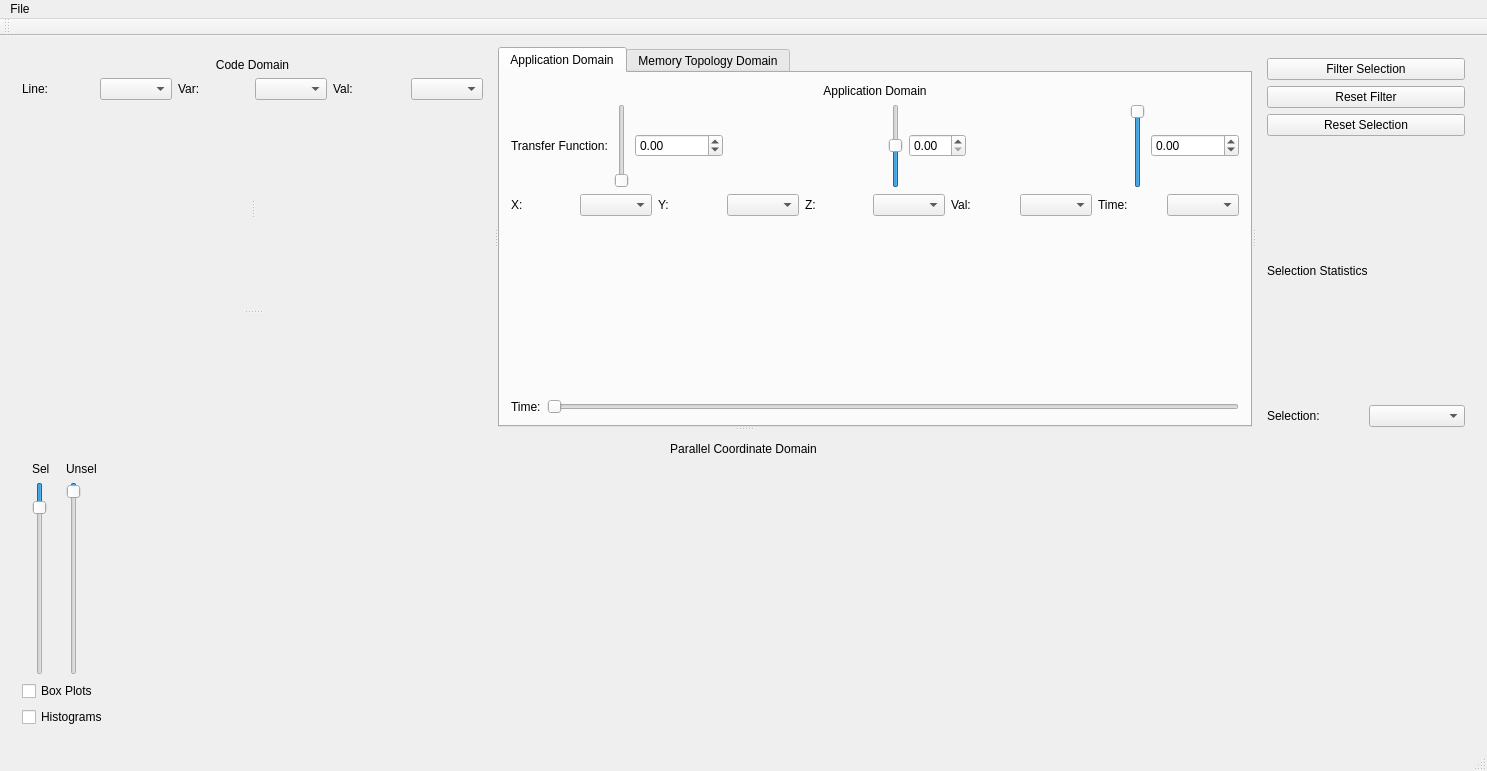
Qt form mainwindow.ui (LLNL/MemAxes) before a commit.
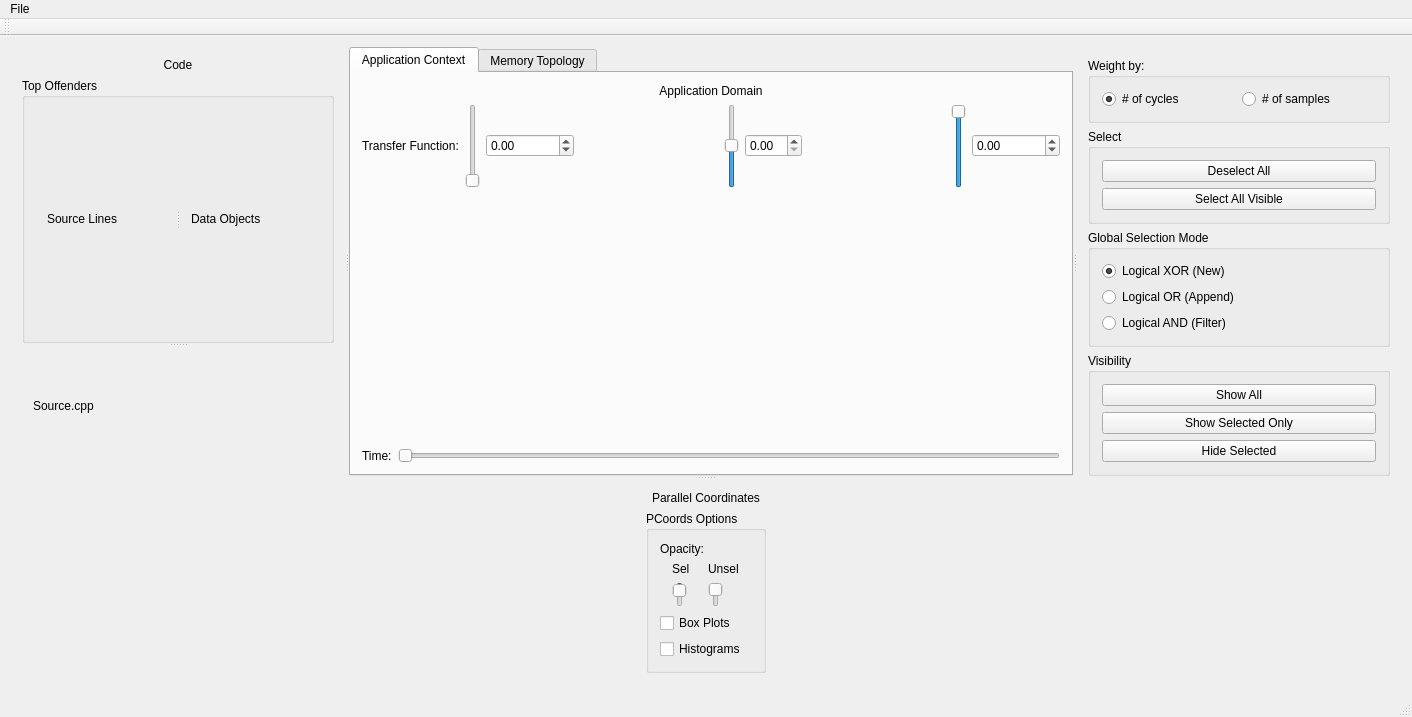
The same form after that commit. The open tabs and pages were chosen to show the change.

Diff of the .ui file:
```diff
--- a/mainwindow.ui
+++ b/mainwindow.ui
@@ -6,21 +6,21 @@
    <rect>
     <x>0</x>
     <y>0</y>
-    <width>1487</width>
-    <height>771</height>
+    <width>1412</width>
+    <height>717</height>
    </rect>
   </property>
   <property name="windowTitle">
    <string>MainWindow</string>
   </property>
   <widget class="QWidget" name="centralWidget">
-   <layout class="QVBoxLayout" name="verticalLayout_2">
+   <layout class="QHBoxLayout" name="horizontalLayout_4">
     <item>
-     <widget class="QSplitter" name="splitter_2">
+     <widget class="QSplitter" name="topBottomSplitter">
       <property name="orientation">
        <enum>Qt::Vertical</enum>
       </property>
-      <widget class="QSplitter" name="splitter">
+      <widget class="QSplitter" name="topSplitter">
        <property name="orientation">
         <enum>Qt::Horizontal</enum>
        </property>
@@ -29,7 +29,7 @@
          <item>
           <widget class="QLabel" name="label_13">
            <property name="text">
-            <string>Code Domain</string>
+            <string>Code</string>
            </property>
            <property name="alignment">
             <set>Qt::AlignCenter</set>
@@ -37,40 +37,58 @@
           </widget>
          </item>
          <item>
-          <layout class="QHBoxLayout" name="horizontalLayout_6">
+          <widget class="QSplitter" name="splitter">
+           <property name="orientation">
+            <enum>Qt::Vertical</enum>
+           </property>
+           <widget class="QGroupBox" name="codeBox">
+            <property name="minimumSize">
+             <size>
+              <width>0</width>
+              <height>100</height>
+             </size>
+            </property>
+            <property name="maximumSize">
+             <size>
+              <width>16777215</width>
+              <height>16777215</height>
+             </size>
+            </property>
+            <property name="title">
+             <string>Top Offenders</string>
+            </property>
+            <layout class="QHBoxLayout" name="horizontalLayout_3">
            <item>
-            <widget class="QLabel" name="label_15">
-             <property name="text">
-              <string>Line:</string>
-             </property>
-            </widget>
-           </item>
+              <widget class="QSplitter" name="varCodeSplitter">
+               <property name="orientation">
+                <enum>Qt::Horizontal</enum>
+               </property>
+               <widget class="QWidget" name="layoutWidget">
+                <layout class="QVBoxLayout" name="codeVizLayout">
            <item>
-            <widget class="QComboBox" name="lineNum"/>
-           </item>
-           <item>
-            <widget class="QLabel" name="label_16">
+                  <widget class="QLabel" name="label_10">
              <property name="text">
-              <string>Var:</string>
+                    <string>Source Lines</string>
              </property>
             </widget>
            </item>
+                </layout>
+               </widget>
+               <widget class="QWidget" name="layoutWidget">
+                <layout class="QVBoxLayout" name="varVizLayout">
            <item>
-            <widget class="QComboBox" name="varSel"/>
-           </item>
-           <item>
-            <widget class="QLabel" name="label_14">
+                  <widget class="QLabel" name="label_11">
              <property name="text">
-              <string>Val:</string>
+                    <string>Data Objects</string>
              </property>
             </widget>
            </item>
-           <item>
-            <widget class="QComboBox" name="codeMetric"/>
-           </item>
-          </layout>
-         </item>
-         <item>
+                </layout>
+               </widget>
+              </widget>
+             </item>
+            </layout>
+           </widget>
           <widget class="QSplitter" name="splitter_3">
            <property name="orientation">
             <enum>Qt::Vertical</enum>
@@ -79,38 +97,30 @@
             <property name="orientation">
              <enum>Qt::Vertical</enum>
             </property>
-            <widget class="QWidget" name="horizontalLayoutWidget">
-             <layout class="QHBoxLayout" name="horizontalLayout_5">
-              <item>
-               <widget class="QSplitter" name="splitter_5">
-                <property name="orientation">
-                 <enum>Qt::Horizontal</enum>
-                </property>
-                <widget class="QWidget" name="layoutWidget">
-                 <layout class="QVBoxLayout" name="codeVizLayout"/>
-                </widget>
-                <widget class="QWidget" name="layoutWidget">
-                 <layout class="QVBoxLayout" name="varVizLayout"/>
-                </widget>
-               </widget>
-              </item>
-             </layout>
-            </widget>
             <widget class="QWidget" name="verticalLayoutWidget">
-             <layout class="QVBoxLayout" name="codeEditorLayout"/>
-            </widget>
-           </widget>
-          </widget>
+              <layout class="QVBoxLayout" name="codeEditorLayout">
+               <item>
+                <widget class="QLabel" name="codeLabel">
+                 <property name="text">
+                  <string>Source.cpp</string>
+                 </property>
+                </widget>
+               </item>
+              </layout>
+             </widget>
+            </widget>
+           </widget>
+          </widget>
          </item>
         </layout>
        </widget>
-       <widget class="QTabWidget" name="CenterTabWidget">
+       <widget class="QTabWidget" name="centerTabWidget">
         <property name="currentIndex">
          <number>1</number>
         </property>
         <widget class="QWidget" name="application">
          <attribute name="title">
-          <string>Application Domain</string>
+          <string>Application Context</string>
          </attribute>
          <layout class="QVBoxLayout" name="AppDomainLayout">
           <item>
@@ -228,60 +238,6 @@
             </item>
            </layout>
           </item>
-          <item>
-           <layout class="QHBoxLayout" name="dimselLayout">
-            <item>
-             <widget class="QLabel" name="label_3">
-              <property name="text">
-               <string>X:</string>
-              </property>
-             </widget>
-            </item>
-            <item>
-             <widget class="QComboBox" name="vol_xdim_box"/>
-            </item>
-            <item>
-             <widget class="QLabel" name="label_4">
-              <property name="text">
-               <string>Y:</string>
-              </property>
-             </widget>
-            </item>
-            <item>
-             <widget class="QComboBox" name="vol_ydim_box"/>
-            </item>
-            <item>
-             <widget class="QLabel" name="label_5">
-              <property name="text">
-               <string>Z:</string>
-              </property>
-             </widget>
-            </item>
-            <item>
-             <widget class="QComboBox" name="vol_zdim_box"/>
-            </item>
-            <item>
-             <widget class="QLabel" name="label_6">
-              <property name="text">
-               <string>Val:</string>
-              </property>
-             </widget>
-            </item>
-            <item>
-             <widget class="QComboBox" name="vol_wdim_box"/>
-            </item>
-            <item>
-             <widget class="QLabel" name="label_7">
-              <property name="text">
-               <string>Time:</string>
-              </property>
-             </widget>
-            </item>
-            <item>
-             <widget class="QComboBox" name="vol_tdim_box"/>
-            </item>
-           </layout>
-          </item>
           <item>
            <layout class="QHBoxLayout" name="volVizLayout">
             <item>
@@ -327,26 +283,39 @@
         </widget>
         <widget class="QWidget" name="memory">
          <attribute name="title">
-          <string>Memory Topology Domain</string>
-         </attribute>
-         <layout class="QVBoxLayout" name="verticalLayout_5">
-          <item>
-           <widget class="QLabel" name="label_17">
-            <property name="sizePolicy">
-             <sizepolicy hsizetype="Preferred" vsizetype="Fixed">
-              <horstretch>0</horstretch>
-              <verstretch>0</verstretch>
-             </sizepolicy>
-            </property>
-            <property name="layoutDirection">
-             <enum>Qt::LeftToRight</enum>
-            </property>
-            <property name="text">
              <string>Memory Topology</string>
+         </attribute>
+         <layout class="QVBoxLayout" name="verticalLayout_5">
+          <item>
+           <widget class="QGroupBox" name="groupBox">
+            <property name="maximumSize">
+             <size>
+              <width>16777215</width>
+              <height>62</height>
+             </size>
             </property>
             <property name="alignment">
              <set>Qt::AlignCenter</set>
             </property>
+            <layout class="QHBoxLayout" name="horizontalLayout_5">
+             <item>
+              <widget class="QRadioButton" name="memTopoColorByCycles">
+               <property name="text">
+                <string># of cycles</string>
+               </property>
+               <property name="checked">
+                <bool>true</bool>
+               </property>
+              </widget>
+             </item>
+             <item>
+              <widget class="QRadioButton" name="memTopoColorBySamples">
+               <property name="text">
+                <string># of samples</string>
+               </property>
+              </widget>
+             </item>
+            </layout>
            </widget>
           </item>
           <item>
@@ -356,7 +325,7 @@
         </widget>
        </widget>
        <widget class="QWidget" name="layoutWidget">
-        <layout class="QVBoxLayout" name="selectionLayout">
+        <layout class="QVBoxLayout" name="rightPane">
          <property name="sizeConstraint">
           <enum>QLayout::SetDefaultConstraint</enum>
          </property>
@@ -364,87 +333,193 @@
           <number>0</number>
          </property>
          <item>
-          <widget class="QPushButton" name="filterSelection">
+          <widget class="QGroupBox" name="selectionChart">
+           <property name="title">
+            <string>Weight by:</string>
+           </property>
+           <layout class="QVBoxLayout" name="verticalLayout_10">
+            <item>
+             <layout class="QHBoxLayout" name="selectionRadioLayout">
+              <item>
+               <widget class="QRadioButton" name="selectionChartWeightByCycles">
            <property name="text">
-            <string>Filter Selection</string>
-           </property>
+                 <string># of cycles</string>
+                </property>
+                <property name="checked">
+                 <bool>true</bool>
+                </property>
           </widget>
          </item>
          <item>
-          <widget class="QPushButton" name="resetFilter">
+               <widget class="QRadioButton" name="selectionChartWeightBySamples">
            <property name="text">
-            <string>Reset Filter</string>
+                 <string># of samples</string>
            </property>
           </widget>
          </item>
+             </layout>
+            </item>
          <item>
-          <widget class="QPushButton" name="resetSelection">
+             <layout class="QHBoxLayout" name="selectionLayout">
+              <property name="sizeConstraint">
+               <enum>QLayout::SetDefaultConstraint</enum>
+              </property>
+             </layout>
+            </item>
+           </layout>
+          </widget>
+         </item>
+         <item>
+          <widget class="QGroupBox" name="selectButtons">
+           <property name="title">
+            <string>Select</string>
+           </property>
+           <layout class="QVBoxLayout" name="verticalLayout_8">
+            <item>
+             <widget class="QPushButton" name="deselectAll">
            <property name="text">
-            <string>Reset Selection</string>
+               <string>Deselect All</string>
            </property>
           </widget>
          </item>
          <item>
-          <widget class="QLabel" name="label_10">
+             <widget class="QPushButton" name="selectAllVisible">
+              <property name="text">
+               <string>Select All Visible</string>
+              </property>
+             </widget>
+            </item>
+           </layout>
+          </widget>
+         </item>
+         <item>
+          <widget class="QGroupBox" name="selectionMode">
+           <property name="title">
+            <string>Global Selection Mode</string>
+           </property>
+           <property name="checkable">
+            <bool>false</bool>
+           </property>
+           <layout class="QVBoxLayout" name="verticalLayout_7">
+            <item>
+             <widget class="QRadioButton" name="selectModeXOR">
+              <property name="text">
+               <string>Logical XOR (New)</string>
+              </property>
+              <property name="checked">
+               <bool>true</bool>
+              </property>
+             </widget>
+            </item>
+            <item>
+             <widget class="QRadioButton" name="selectModeOR">
+              <property name="text">
+               <string>Logical OR (Append)</string>
+              </property>
+              <property name="checked">
+               <bool>false</bool>
+              </property>
+             </widget>
+            </item>
+            <item>
+             <widget class="QRadioButton" name="selectModeAND">
+              <property name="text">
+               <string>Logical AND (Filter)</string>
+              </property>
+             </widget>
+            </item>
+           </layout>
+          </widget>
+         </item>
+         <item>
+          <widget class="QGroupBox" name="visibility">
+           <property name="title">
+            <string>Visibility</string>
+           </property>
+           <layout class="QVBoxLayout" name="verticalLayout_9">
+            <item>
+             <widget class="QPushButton" name="showAll">
+              <property name="text">
+               <string>Show All</string>
+              </property>
+             </widget>
+            </item>
+            <item>
+             <widget class="QPushButton" name="showSelectedOnly">
+              <property name="text">
+               <string>Show Selected Only</string>
+              </property>
+             </widget>
+            </item>
+            <item>
+             <widget class="QPushButton" name="hideSelected">
+              <property name="text">
+               <string>Hide Selected</string>
+              </property>
+             </widget>
+            </item>
+           </layout>
+          </widget>
+         </item>
+        </layout>
+       </widget>
+      </widget>
+      <widget class="QWidget" name="layoutWidget">
+       <layout class="QVBoxLayout" name="parallelCoordinatesParent">
+        <item>
+         <widget class="QLabel" name="parallelCoordinatesLabel">
+          <property name="text">
+           <string>Parallel Coordinates</string>
+          </property>
+          <property name="alignment">
+           <set>Qt::AlignCenter</set>
+          </property>
+         </widget>
+        </item>
+        <item>
+         <layout class="QVBoxLayout" name="parallelCoordinatesParent_1">
+          <property name="sizeConstraint">
+           <enum>QLayout::SetFixedSize</enum>
+          </property>
+          <item>
+           <layout class="QHBoxLayout" name="parallelCoordinatesLayout">
+            <property name="sizeConstraint">
+             <enum>QLayout::SetFixedSize</enum>
+            </property>
+            <item>
+             <widget class="QGroupBox" name="parallelCoordinatesOptions">
+              <property name="maximumSize">
+               <size>
+                <width>120</width>
+                <height>16777215</height>
+               </size>
+              </property>
+              <property name="title">
+               <string>PCoords Options</string>
+              </property>
+              <layout class="QVBoxLayout" name="verticalLayout_11">
+               <item>
+                <widget class="QLabel" name="opacityLabel">
+                 <property name="text">
+                  <string>Opacity:</string>
+                 </property>
+                </widget>
+               </item>
+               <item>
+                <layout class="QHBoxLayout" name="opacityLayout">
+                 <item>
+                  <layout class="QVBoxLayout" name="selLayout">
+                   <property name="sizeConstraint">
+                    <enum>QLayout::SetFixedSize</enum>
+                   </property>
+                   <item>
+                    <widget class="QLabel" name="selLabel">
            <property name="sizePolicy">
-            <sizepolicy hsizetype="Preferred" vsizetype="Minimum">
+                      <sizepolicy hsizetype="Fixed" vsizetype="Preferred">
              <horstretch>0</horstretch>
              <verstretch>0</verstretch>
             </sizepolicy>
            </property>
-           <property name="text">
-            <string>Selection Statistics</string>
-           </property>
-          </widget>
-         </item>
-         <item>
-          <layout class="QHBoxLayout" name="horizontalLayout_3">
-           <item>
-            <widget class="QLabel" name="label_11">
-             <property name="text">
-              <string>Selection:</string>
-             </property>
-            </widget>
-           </item>
-           <item>
-            <widget class="QComboBox" name="dimSel"/>
-           </item>
-          </layout>
-         </item>
-        </layout>
-       </widget>
-      </widget>
-      <widget class="QWidget" name="layoutWidget">
-       <layout class="QVBoxLayout" name="verticalLayout_4">
-        <item>
-         <widget class="QLabel" name="label_12">
-          <property name="text">
-           <string>Parallel Coordinate Domain</string>
-          </property>
-          <property name="alignment">
-           <set>Qt::AlignCenter</set>
-          </property>
-         </widget>
-        </item>
-        <item>
-         <layout class="QHBoxLayout" name="horizontalLayout_4">
-          <item>
-           <layout class="QVBoxLayout" name="verticalLayout_6">
-            <property name="sizeConstraint">
-             <enum>QLayout::SetFixedSize</enum>
-            </property>
-            <item>
-             <layout class="QHBoxLayout" name="horizontalLayout_7">
-              <property name="sizeConstraint">
-               <enum>QLayout::SetFixedSize</enum>
-              </property>
-              <item>
-               <layout class="QVBoxLayout" name="verticalLayout">
-                <property name="sizeConstraint">
-                 <enum>QLayout::SetFixedSize</enum>
-                </property>
-                <item>
-                 <widget class="QLabel" name="label">
                   <property name="text">
                    <string>Sel</string>
                   </property>
@@ -487,14 +562,14 @@
                </layout>
               </item>
               <item>
-               <layout class="QVBoxLayout" name="verticalLayout_3">
+                  <layout class="QVBoxLayout" name="unselLayout">
                 <property name="sizeConstraint">
                  <enum>QLayout::SetFixedSize</enum>
                 </property>
                 <item>
                  <widget class="QLabel" name="label_2">
                   <property name="sizePolicy">
-                   <sizepolicy hsizetype="Preferred" vsizetype="Fixed">
+                      <sizepolicy hsizetype="Fixed" vsizetype="Fixed">
                     <horstretch>0</horstretch>
                     <verstretch>0</verstretch>
                    </sizepolicy>
@@ -544,6 +619,12 @@
             </item>
             <item>
              <widget class="QCheckBox" name="boxplotBox">
+                 <property name="sizePolicy">
+                  <sizepolicy hsizetype="Fixed" vsizetype="Fixed">
+                   <horstretch>0</horstretch>
+                   <verstretch>0</verstretch>
+                  </sizepolicy>
+                 </property>
               <property name="text">
                <string>Box Plots</string>
               </property>
@@ -551,27 +632,19 @@
             </item>
             <item>
              <widget class="QCheckBox" name="histogramBox">
+                 <property name="sizePolicy">
+                  <sizepolicy hsizetype="Fixed" vsizetype="Fixed">
+                   <horstretch>0</horstretch>
+                   <verstretch>0</verstretch>
+                  </sizepolicy>
+                 </property>
               <property name="text">
                <string>Histograms</string>
               </property>
              </widget>
             </item>
            </layout>
-          </item>
-          <item>
-           <layout class="QVBoxLayout" name="parallelCoordinatesLayout">
-            <item>
-             <spacer name="horizontalSpacer_3">
-              <property name="orientation">
-               <enum>Qt::Horizontal</enum>
-              </property>
-              <property name="sizeHint" stdset="0">
-               <size>
-                <width>40</width>
-                <height>0</height>
-               </size>
-              </property>
-             </spacer>
+             </widget>
             </item>
            </layout>
           </item>
@@ -588,7 +661,7 @@
     <rect>
      <x>0</x>
      <y>0</y>
-     <width>1487</width>
+     <width>1412</width>
      <height>22</height>
     </rect>
    </property>
```
Left out of the diff: 10 changed lines with no effect on the pictures. Lines whose indentation alone changed are shown as unchanged.
